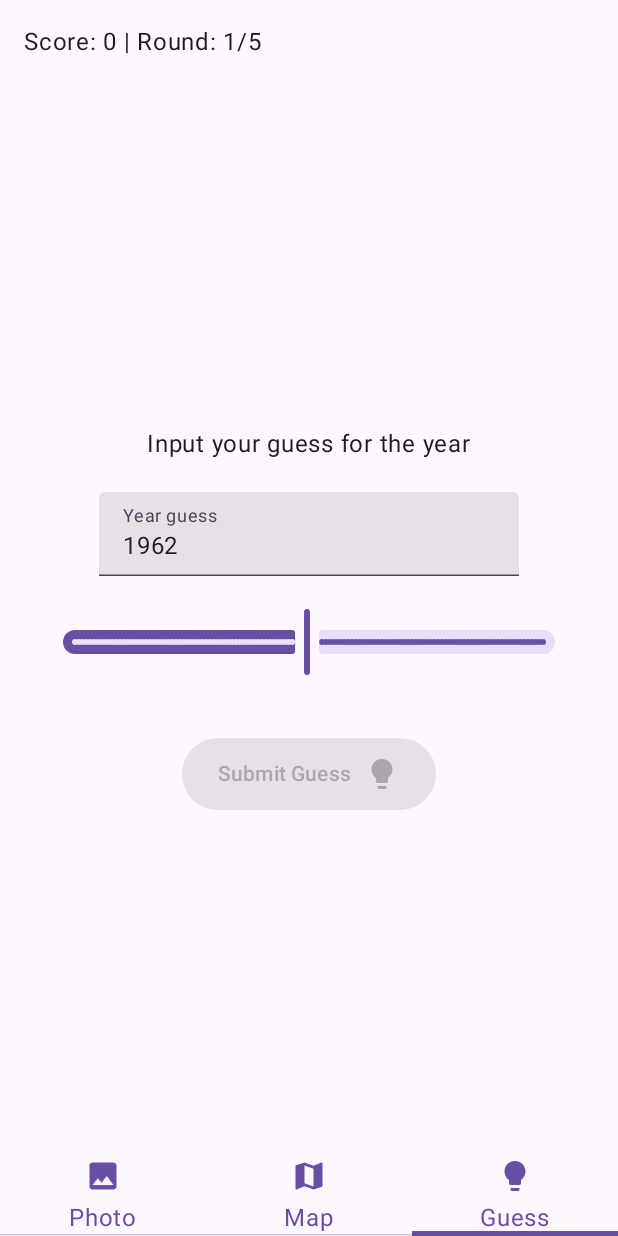
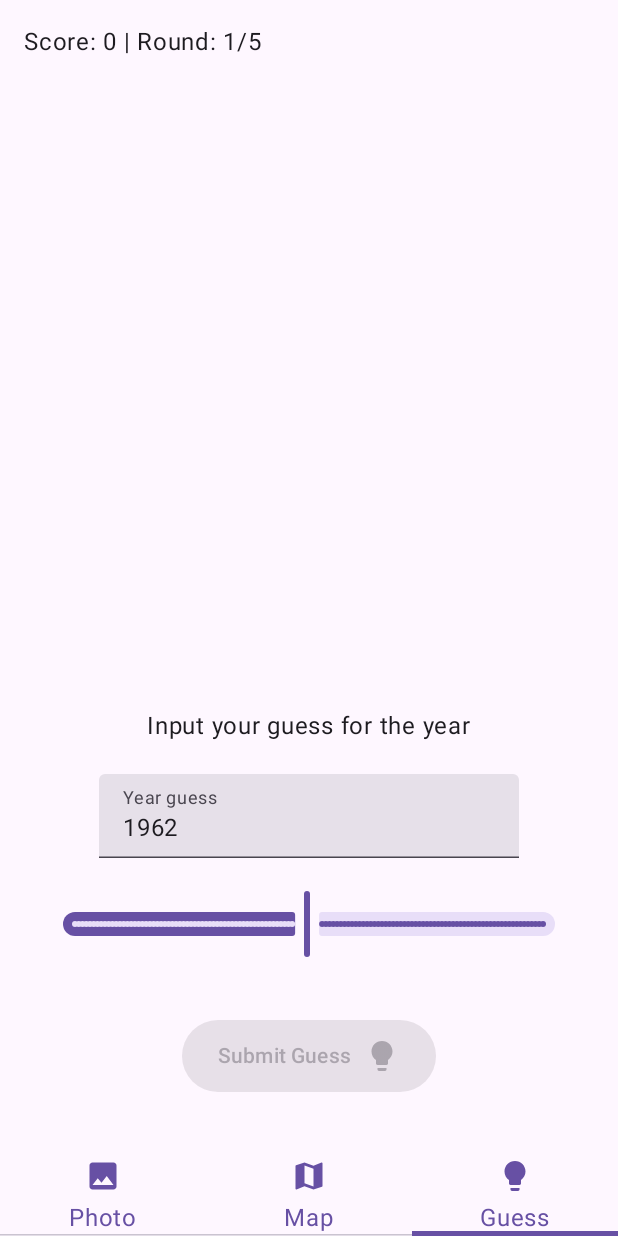
Before and after one commit to Aerion/timeguessr-android, an Android app built with Jetpack Compose: the screen it shows after launch (MainActivity), item 3 of the bottom bar chosen, on a phone screen of 412 x 824 dp. Run offline under Robolectric (Android 15) with nearby library versions, the phone set to English and light mode, and no system bars; libraries missing offline, so code that uses them is left out: me.saket.telephoto; pictures from the network do not load; 1 statement that could not run was skipped.

Commit message:
💄 Lower the position of the inputs in guess page

```diff
--- a/app/src/main/java/me/aerion/timeguessr/GuessPage.kt
+++ b/app/src/main/java/me/aerion/timeguessr/GuessPage.kt
@@ -25,7 +25,6 @@ import androidx.compose.ui.text.input.KeyboardType
 import androidx.compose.ui.tooling.preview.Preview
 import androidx.compose.ui.unit.dp
 import com.google.android.gms.maps.model.LatLng
-import kotlin.math.max
 
 @Composable
 fun GuessPage(
@@ -44,8 +43,8 @@ fun GuessPage(
 
     Column(
         horizontalAlignment = Alignment.CenterHorizontally,
-        verticalArrangement = Arrangement.Center,
-        modifier = modifier.fillMaxSize()
+        verticalArrangement = Arrangement.Bottom,
+        modifier = modifier.fillMaxSize().padding(bottom = 40.dp)
     ) {
         Text("Input your guess for the year")
         Spacer(Modifier.height(20.dp))
```
